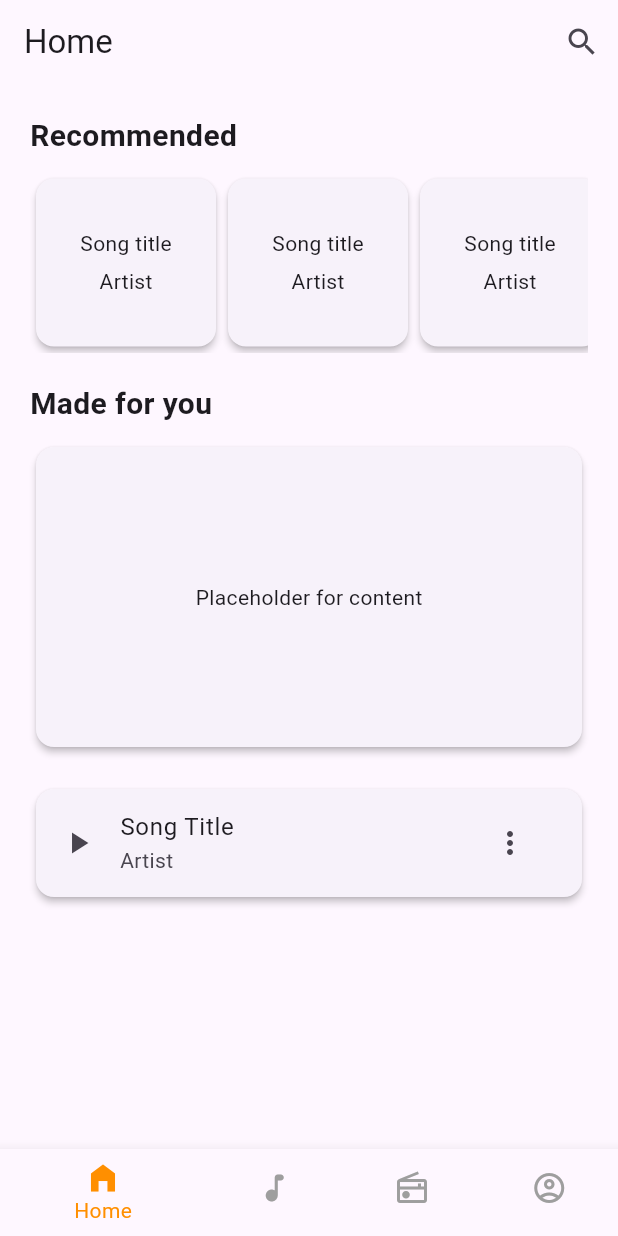
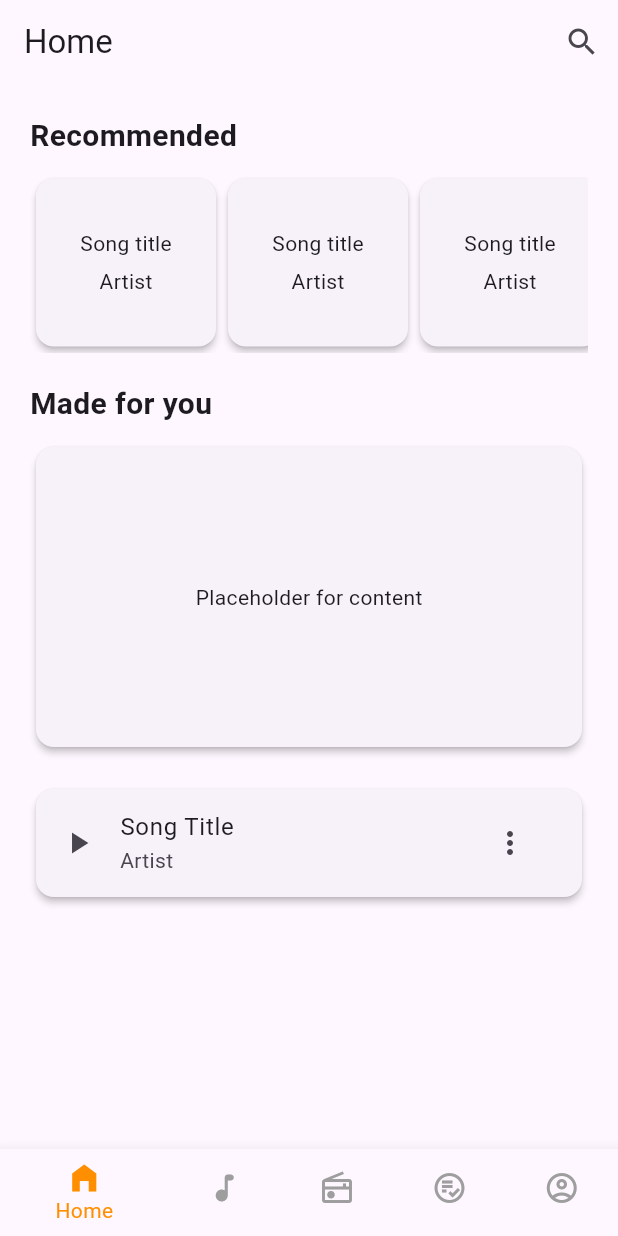
Before and after one commit to pktnnnnnn/ITDS283-Groove, a Flutter app: the screen it shows after launch, after a tap on "Login", on a phone screen of 412 x 824 dp. Run offline on Flutter 3.47's test engine with Material 3 defaults, Android fonts, the phone set to English and light mode, and no system bars; our stand-ins replace audio_video_progress_bar, cloud_firestore, firebase_core; accounts and stored records are empty; network calls fail.

Commit message:
Changed color and make a new route

```diff
--- a/lib/pages/Home.dart
+++ b/lib/pages/Home.dart
@@ -1,4 +1,5 @@
 import 'package:flutter/material.dart';
+import 'package:groove/pages/Profile.dart';
 import 'package:groove/pages/Search.dart';
 import 'package:groove/pages/Song.dart';
 
@@ -23,6 +24,7 @@ class _MyAppState extends State<MyApp> {
     SongPage(),
     RadioPage(),
     MyListPage(),
+    ProfilePage()
   ];
 
   void _onItemTapped(int index) {
@@ -54,6 +56,10 @@ class _MyAppState extends State<MyApp> {
             BottomNavigationBarItem(
               icon: Icon(Icons.radio_outlined),
               label: 'Radio',
+            ),
+            BottomNavigationBarItem(
+              icon: Icon(Icons.playlist_add_check_circle_outlined),
+              label: 'My List',
             ),
             BottomNavigationBarItem(
               icon: Icon(Icons.account_circle_outlined),
--- a/pubspec.yaml
+++ b/pubspec.yaml
@@ -12,7 +12,7 @@ dependencies:
   audio_video_progress_bar: ^2.0.2
   cloud_firestore: ^4.16.1
   firebase_core: ^2.29.0
-
+  spotify_sdk: ^2.3.1
 
 dev_dependencies:
   flutter_test:
```
Also changed, not shown: pubspec.lock.
